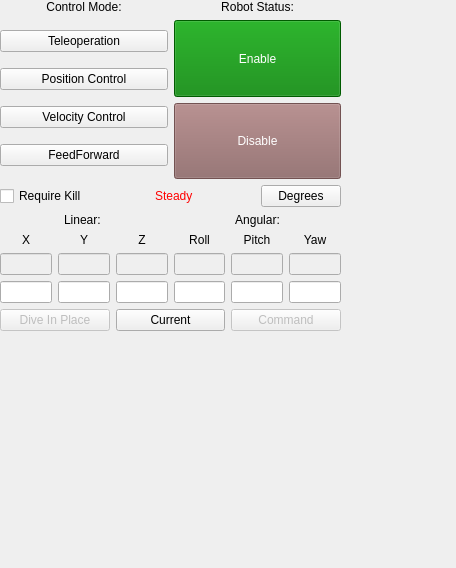
Before: the Qt Designer form riptide_rviz/src/ControlPanel.ui in osu-uwrt/riptide_rvis, drawn with Qt 5.
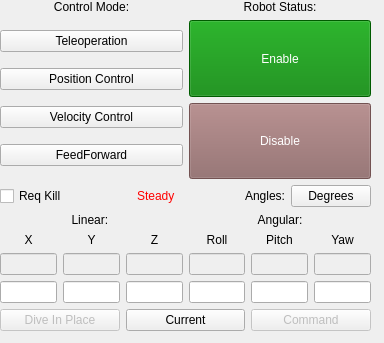
After: the same form once the commit is applied.

Commit message: update UI size and fix angle mode change

Patch:
```diff
--- a/riptide_rviz/src/ControlPanel.ui
+++ b/riptide_rviz/src/ControlPanel.ui
@@ -2,12 +2,15 @@
 <ui version="4.0">
  <class>ControlPanel</class>
  <widget class="QWidget" name="ControlPanel">
+  <property name="enabled">
+   <bool>true</bool>
+  </property>
   <property name="geometry">
    <rect>
     <x>0</x>
     <y>0</y>
-    <width>456</width>
-    <height>568</height>
+    <width>384</width>
+    <height>343</height>
    </rect>
   </property>
   <property name="windowTitle">
@@ -18,7 +21,7 @@
     <rect>
      <x>0</x>
      <y>0</y>
-     <width>341</width>
+     <width>371</width>
      <height>331</height>
     </rect>
    </property>
@@ -147,7 +150,7 @@
       <item>
        <widget class="QCheckBox" name="ctrlRequireKill">
         <property name="text">
-         <string>Require Kill</string>
+         <string>Req Kill</string>
         </property>
        </widget>
       </item>
@@ -191,6 +194,13 @@
         </property>
        </spacer>
       </item>
+      <item>
+       <widget class="QLabel" name="label_3">
+        <property name="text">
+         <string>Angles:</string>
+        </property>
+       </widget>
+      </item>
       <item>
        <widget class="QPushButton" name="ctrlDegOrRad">
         <property name="text">
@@ -413,6 +423,9 @@
           <property name="enabled">
            <bool>false</bool>
           </property>
+          <property name="styleSheet">
+           <string notr="true"/>
+          </property>
           <property name="text">
            <string>Command</string>
           </property>
```
The commit also changes 4 other files.
